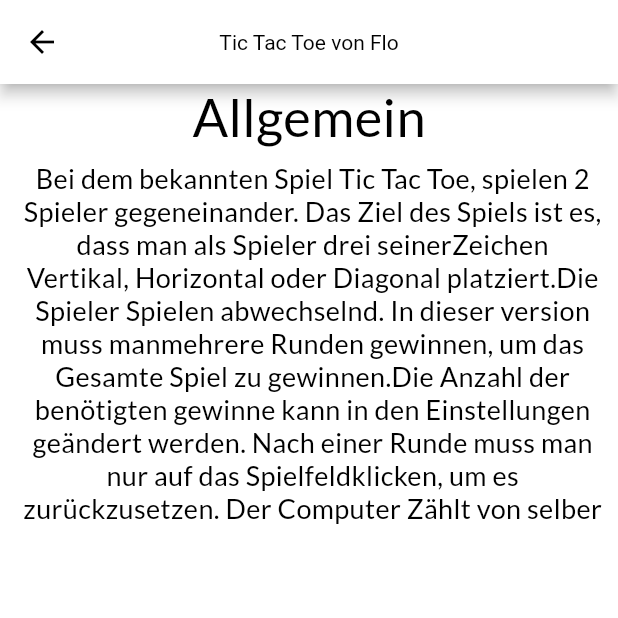
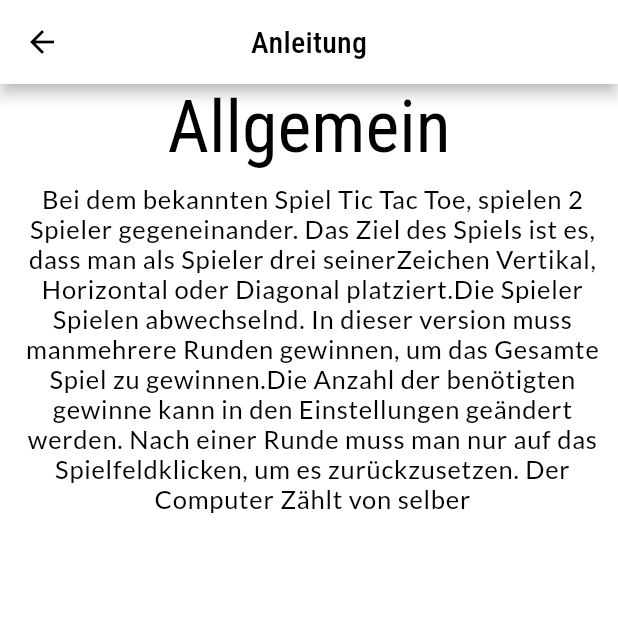
Before and after one commit to Freddy880/tic_tac_toe, a Flutter app: the screen it shows after launch, after a tap on "Anleitung", on a phone screen of 412 x 824 dp, the top half of it. Run offline on Flutter 3.47's test engine with Material 2 defaults, Android fonts, the phone set to English and light mode, and no system bars; our stand-ins replace google_fonts.

Commit message:
Finished Themes

```diff
--- a/lib/ManualPage.dart
+++ b/lib/ManualPage.dart
@@ -19,7 +19,6 @@
 
 import 'package:flutter/material.dart';
 import 'package:flutter/widgets.dart';
-import 'package:google_fonts/google_fonts.dart';
 
 class ManualPage extends StatelessWidget {
   @override
@@ -28,25 +27,22 @@ class ManualPage extends StatelessWidget {
         appBar: AppBar(
           centerTitle: true,
           title: Text(
-            "Tic Tac Toe von Flo",
-            style: GoogleFonts.concertOne(),
+            "Anleitung",
+            style: Theme.of(context).textTheme.headline6,
           ),
         ),
         body: Container(
           width: MediaQuery.of(context).size.width,
-          child: _buildContent(),
+          child: _buildContent(context),
         ));
   }
 
-  _buildContent() {
+  _buildContent(BuildContext context) {
     return Column(children: [
       Container(
         child: Text(
           "Allgemein",
-          style: GoogleFonts.lato(
-              textStyle: TextStyle(
-            fontSize: 35,
-          )),
+          style: Theme.of(context).textTheme.headline3,
         ),
       ),
       Container(
@@ -62,10 +58,7 @@ class ManualPage extends StatelessWidget {
             " geändert werden. Nach einer Runde muss man nur auf das Spielfeld"
             "klicken, um es zurückzusetzen. Der Computer Zählt von selber",
             textAlign: TextAlign.center,
-            style: GoogleFonts.lato(
-                textStyle: TextStyle(
-              fontSize: 18,
-            )),
+            style: Theme.of(context).textTheme.bodyText1,
           ))
     ]);
   }
--- a/lib/main.dart
+++ b/lib/main.dart
@@ -21,7 +21,6 @@ import 'package:flutter/material.dart';
 import 'package:tic_tac_toe/MyThemes.dart';
 import 'package:tic_tac_toe/SettingsPage.dart';
 import 'package:tic_tac_toe/config.dart';
-
 import 'GamePage.dart';
 import 'ManualPage.dart';
 
@@ -31,6 +30,13 @@ var theme = ThemeMode.system;
 
 void main() {
   runApp(MyApp());
+  if(selectedTheme == 1){
+    myThemes.themeController.add(ThemeMode.dark);
+  }else if(selectedTheme == 2){
+    myThemes.themeController.add(ThemeMode.light);
+  }else{
+    myThemes.themeController.add(ThemeMode.system);
+  }
 }
 
 class MyApp extends StatefulWidget {
--- a/pubspec.yaml
+++ b/pubspec.yaml
@@ -30,6 +30,7 @@ dependencies:
   cupertino_icons: ^1.0.2
   google_fonts: ^2.1.0
   url_launcher: ^6.0.9
+  shared_preferences: ^2.0.6
 
 dev_dependencies:
   flutter_test:
```
Also changed, not shown: lib/GamePage.dart (+12 -24 lines), lib/MyThemes.dart (+19 -0 lines), lib/Player.dart (+7 -3 lines), lib/SettingsPage.dart (+9 -10 lines), lib/config.dart (+20 -0 lines).
